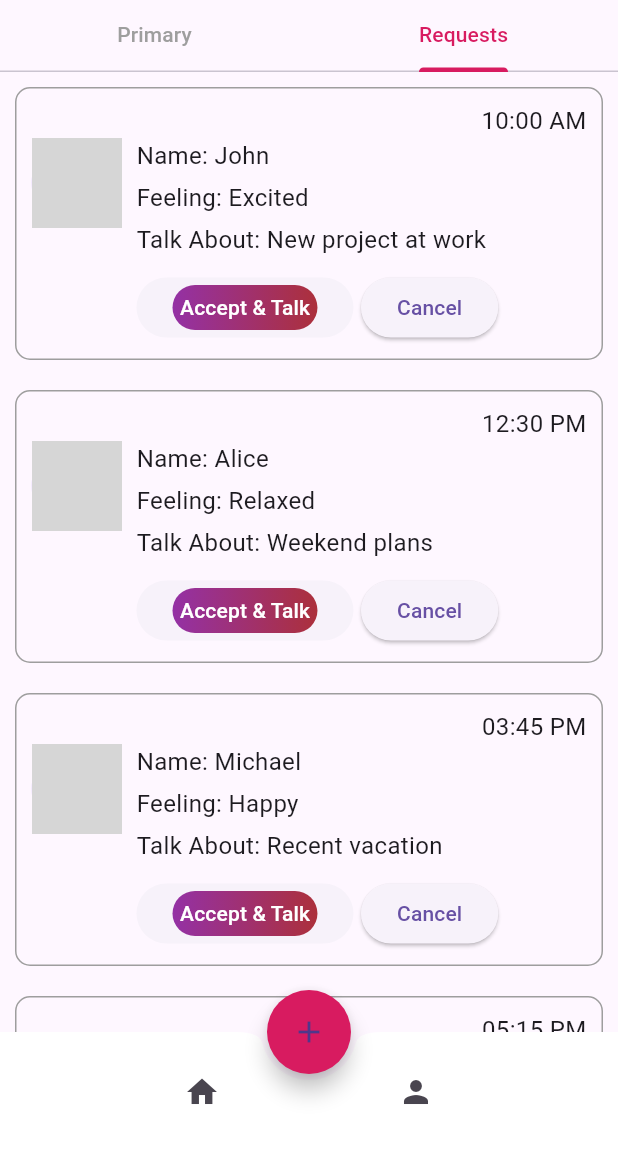
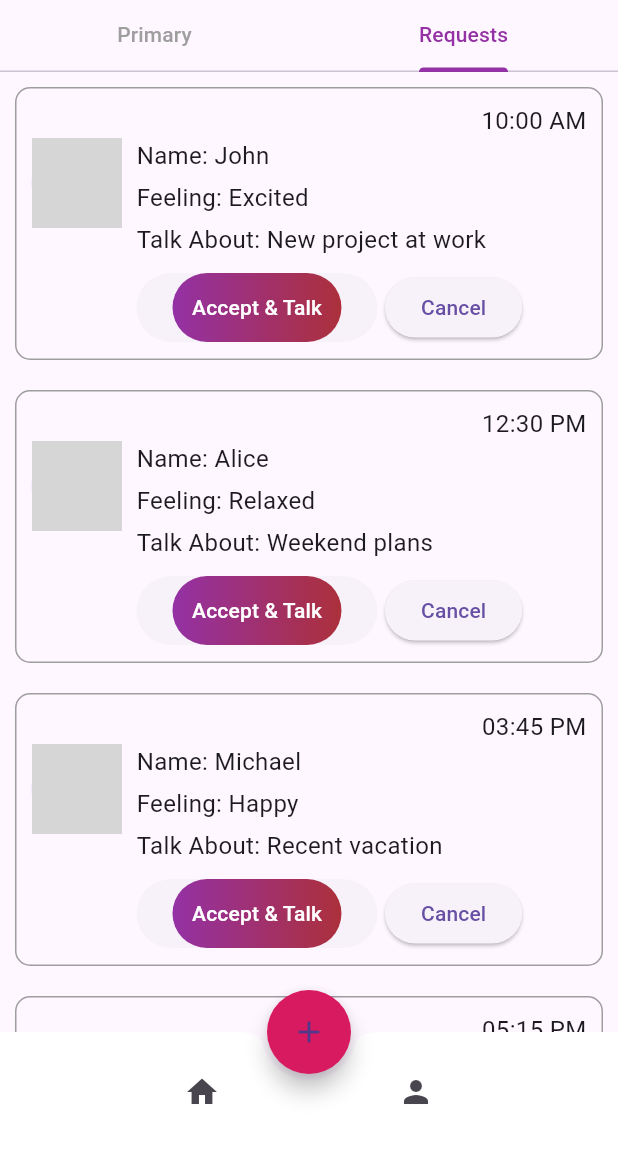
Before and after one commit to saranshane/Huuga_v01, a Flutter app: the Homescreen screen opened directly, tab 2 chosen, on a phone screen of 412 x 824 dp, the part 84-1236 px from its top. Run offline on Flutter 3.47's test engine with Material 3 defaults, Android fonts, the phone set to English and light mode, and no system bars; our stand-ins replace get, lottie, shared_preferences; accounts and stored records are empty; network calls fail; grey boxes are pictures that could not be loaded.

Commit message:
2knd commit

```diff
--- a/lib/Homescreen/Homescreen.dart
+++ b/lib/Homescreen/Homescreen.dart
@@ -120,9 +120,9 @@ class Homescreen extends StatelessWidget {
         child: Column(
           children: [
             TabBar(
-              labelColor: Colors.pink[600],
+              labelColor: Color(0xFF9431A5),
               unselectedLabelColor: Colors.grey,
-              indicatorColor: Colors.pink[600],
+              indicatorColor: Color(0xFF9431A5),
               tabs: [
                 Tab(text: 'Primary'),
                 Tab(text: 'Requests'),
@@ -205,7 +205,7 @@ class Homescreen extends StatelessWidget {
                                                 ),
                                               ),
                                               child: Padding(
-                                                padding: EdgeInsets.all(5.0),
+                                                padding: EdgeInsets.all(13.0),
                                                 child: Text(
                                                   'Accept & Talk',
                                                   style: TextStyle(color: Colors.white),
```
Also changed, not shown: lib/ProfileScreen/profile.dart (+13 -13 lines).
